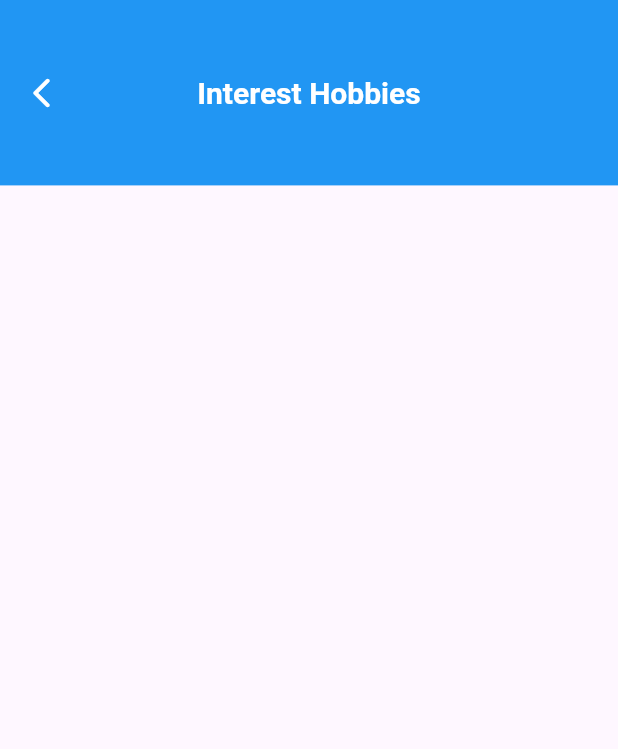
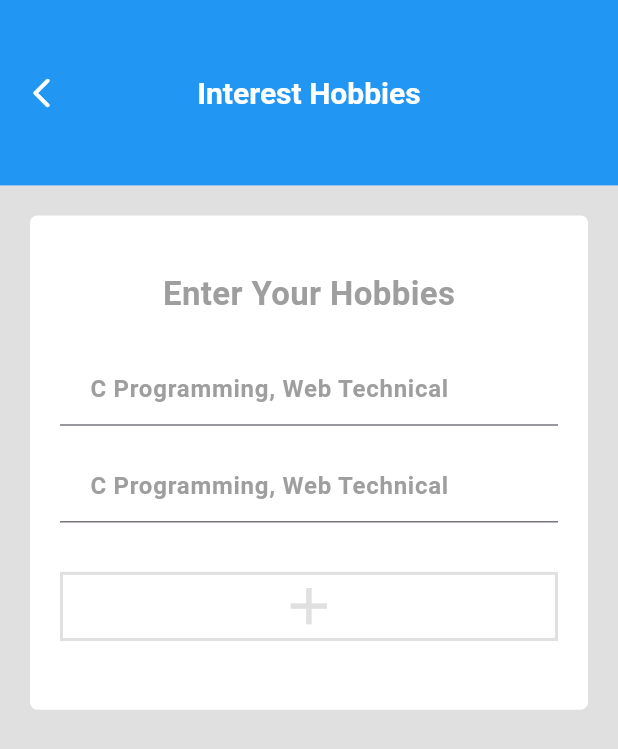
Before and after one commit to Vedpatel28/flutter_resume_builder_app, a Flutter app: the interest_hobbies_page screen opened by its route, on a phone screen of 412 x 824 dp. Shown: the top 749 px of the screen. Run offline on Flutter 3.47's test engine with Material 2 defaults, Android fonts, the phone set to English and light mode, and no system bars; our stand-ins replace image_picker; accounts and stored records are empty.

Commit message:
VP | 24-04-2023 | # Add Interest/Hobbies page

```diff
--- a/lib/views/screen/interest_hobbies_page.dart
+++ b/lib/views/screen/interest_hobbies_page.dart
@@ -24,6 +24,87 @@ class _interest_hobbies_pageState extends State<interest_hobbies_page> {
         centerTitle: true,
         backgroundColor: Colors.blue,
       ),
+      body: Padding(
+        padding: const EdgeInsets.all(20),
+        child: Container(
+          height: s.height * 0.4,
+          width: s.width,
+          decoration: const BoxDecoration(
+            color: Colors.white,
+            borderRadius: BorderRadius.all(
+              Radius.circular(5),
+            ),
+          ),
+          child: Padding(
+            padding: const EdgeInsets.all(20),
+            child: SingleChildScrollView(
+              child: Column(
+                crossAxisAlignment: CrossAxisAlignment.center,
+                // mainAxisAlignment: MainAxisAlignment.center,
+                children: [
+                  SizedBox(
+                    height: s.height * 0.02,
+                  ),
+                  const Text(
+                    "Enter Your Hobbies",
+                    style: TextStyle(
+                      fontSize: 22,
+                      color: Colors.grey,
+                      fontWeight: FontWeight.bold,
+                    ),
+                  ),
+                  SizedBox(
+                    height: s.height * 0.03,
+                  ),
+                  TextFormField(
+                    decoration: const InputDecoration(
+                      contentPadding: EdgeInsets.only(left: 20),
+                      hintText: "C Programming, Web Technical",
+                      hintStyle: TextStyle(
+                        fontWeight: FontWeight.w600,
+                        color: Colors.grey,
+                      ),
+                    ),
+                  ),
+                  SizedBox(
+                    height: s.height * 0.02,
+                  ),
+                  TextFormField(
+                    decoration: const InputDecoration(
+                      contentPadding: EdgeInsets.only(left: 20),
+                      hintText: "C Programming, Web Technical",
+                      hintStyle: TextStyle(
+                        fontWeight: FontWeight.w600,
+                        color: Colors.grey,
+                      ),
+                    ),
+                  ),
+                  SizedBox(
+                    height: s.height * 0.04,
+                  ),
+                  Container(
+                    height: s.height * 0.056,
+                    width: s.width,
+                    decoration: BoxDecoration(
+                      color: Colors.white,
+                      border: Border.all(
+                        color: Colors.grey.shade300,
+                        width: 2,
+                      ),
+                    ),
+                    child: Icon(
+                      Icons.add,
+                      color: Colors.grey.shade300,
+                      size: s.height * 0.05,
+                    ),
+                  ),
+                ],
+              ),
+            ),
+          ),
+        ),
+      ),
+      backgroundColor: Colors.grey.shade300,
     );
   }
 }
```
Also changed, not shown: 1 other file.
